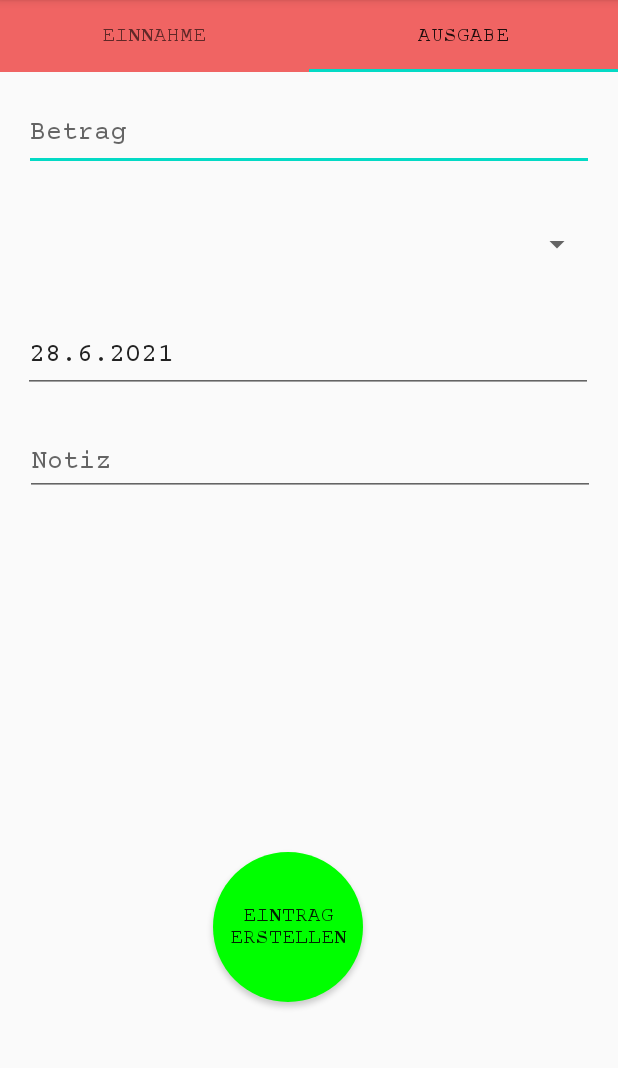
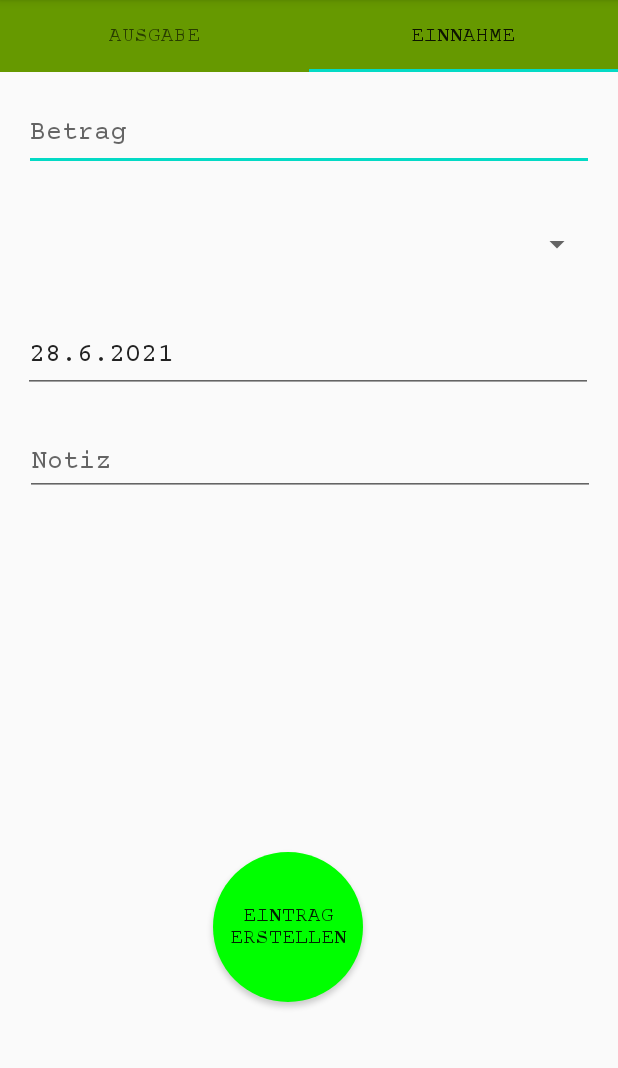
Before and after one commit to Hartlex/FinanzApp, an Android app: the AddEntryActivity screen opened directly, with no data from a screen before it, tab 2 chosen, on a phone screen of 412 x 824 dp, the part 84-1152 px from its top. Run offline under Robolectric (Android 15) with nearby library versions, the phone set to English and light mode, and no system bars.

Commit message:
Before Changing Layout

```diff
--- a/app/src/main/java/com/example/finanzapp/AddEntryActivity.java
+++ b/app/src/main/java/com/example/finanzapp/AddEntryActivity.java
@@ -131,7 +131,7 @@ public class AddEntryActivity extends AppCompatActivity {
             @Override
             public void onTabSelected(TabLayout.Tab tab) {
                 tab.parent.setBackgroundResource(GetColorIndex(tab));
-                isExpense = tab.getPosition() == 1 ? true : false;
+                isExpense = tab.getPosition() == 0 ? true : false;
                 OnTabChange();
             }
 
@@ -142,7 +142,7 @@ public class AddEntryActivity extends AppCompatActivity {
             public void onTabReselected(TabLayout.Tab tab) {
             }
         });
-        int tabIndex = isExpense ? 1: 0;
+        int tabIndex = isExpense ? 0: 1;
         TabLayout.Tab tab = tabLayout.getTabAt(tabIndex);
         tab.select();
         tabLayout.setBackgroundResource(GetColorIndex(tab));
@@ -155,7 +155,7 @@ public class AddEntryActivity extends AppCompatActivity {
      * @author Hartmann A.
      * */
     private int GetColorIndex(TabLayout.Tab tab){
-        return tab.getPosition()==0 ? R.color.colorrevenue : R.color.colorexpense;
+        return tab.getPosition()==0 ? R.color.colorexpense : R.color.colorrevenue;
     }
 
     private void InitConfirmButton(){
--- a/app/src/main/java/com/example/finanzapp/MainFragment.java
+++ b/app/src/main/java/com/example/finanzapp/MainFragment.java
@@ -114,12 +114,6 @@ public class MainFragment extends Fragment {
         chart.setHoleRadius(45f);
         chart.setTransparentCircleRadius(50f);
 
-        //Legend l = chart.getLegend();
-        //l.setVerticalAlignment(Legend.LegendVerticalAlignment.TOP);
-        //l.setHorizontalAlignment(Legend.LegendHorizontalAlignment.RIGHT);
-        //l.setOrientation(Legend.LegendOrientation.VERTICAL);
-        //l.setDrawInside(false);
-
         chart.setData(generatePieData(tf));
 
         return view;
--- a/app/src/main/res/layout/activity_add_entry.xml
+++ b/app/src/main/res/layout/activity_add_entry.xml
@@ -16,16 +16,16 @@
         app:layout_constraintTop_toTopOf="parent">
 
         <com.google.android.material.tabs.TabItem
+            android:id="@+id/expenseTab"
+            android:layout_width="wrap_content"
+            android:layout_height="wrap_content"
+            android:text="@string/expense" />
+
+        <com.google.android.material.tabs.TabItem
             android:id="@+id/revenueTab"
             android:layout_width="wrap_content"
             android:layout_height="wrap_content"
             android:text="@string/revenue" />
-
-        <com.google.android.material.tabs.TabItem
-            android:id="@+id/expenseTab"
-            android:layout_width="wrap_content"
-            android:layout_height="wrap_content"
-            android:text="@string/expense" />
 
     </com.google.android.material.tabs.TabLayout>
 
```
